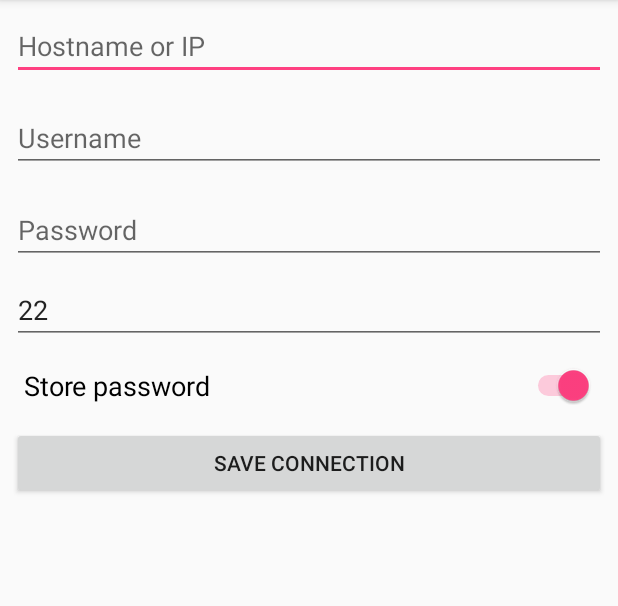
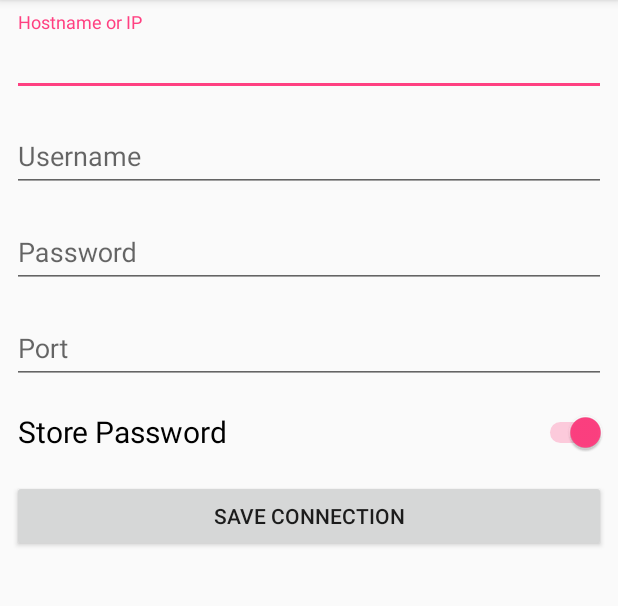
Before and after one commit to davidkroell/docker2go, an Android app: the ConnectionDetailsActivity screen opened directly, with no data from a screen before it, on a phone screen of 412 x 824 dp, the part 84-690 px from its top. Run offline under Robolectric (Android 15) with nearby library versions, the phone set to English and light mode, and no system bars; our stand-ins replace data binding.

Commit message:
beautify view

```diff
--- a/app/src/main/res/layout/activity_connection_details.xml
+++ b/app/src/main/res/layout/activity_connection_details.xml
@@ -1,86 +1,100 @@
 <?xml version="1.0" encoding="utf-8"?>
-<layout>
-<android.support.constraint.ConstraintLayout xmlns:android="http://schemas.android.com/apk/res/android"
+<layout xmlns:android="http://schemas.android.com/apk/res/android"
     xmlns:app="http://schemas.android.com/apk/res-auto"
-    xmlns:tools="http://schemas.android.com/tools"
+    xmlns:tools="http://schemas.android.com/tools">
+<android.support.constraint.ConstraintLayout
     android:layout_width="match_parent"
     android:layout_height="match_parent"
     tools:context="at.htl_villach.docker2go.ConnectionDetailsActivity">
 
-    <EditText
-        android:id="@+id/editTextHostname"
-        android:layout_width="0dp"
+    <android.support.design.widget.TextInputLayout
+        android:id="@+id/layoutHostname"
+        android:layout_width="match_parent"
         android:layout_height="wrap_content"
         android:layout_marginEnd="8dp"
         android:layout_marginStart="8dp"
         android:layout_marginTop="8dp"
-        android:ems="10"
-        android:hint="Hostname or IP"
-        android:inputType="textPersonName"
         app:layout_constraintEnd_toEndOf="parent"
         app:layout_constraintStart_toStartOf="parent"
-        app:layout_constraintTop_toTopOf="parent" />
+        app:layout_constraintTop_toTopOf="parent">
+        <EditText
+            android:id="@+id/editTextHostname"
+            android:layout_width="match_parent"
+            android:layout_height="wrap_content"
+            android:hint="Hostname or IP"
+            android:inputType="textPersonName" />
+    </android.support.design.widget.TextInputLayout>
 
-    <EditText
-        android:id="@+id/editTextUsername"
-        android:layout_width="0dp"
-        android:layout_height="wrap_content"
-        android:layout_marginEnd="8dp"
-        android:layout_marginStart="8dp"
-        android:layout_marginTop="16dp"
-        android:ems="10"
-        android:hint="Username"
-        android:inputType="textPersonName"
-        app:layout_constraintEnd_toEndOf="parent"
-        app:layout_constraintStart_toStartOf="parent"
-        app:layout_constraintTop_toBottomOf="@+id/editTextHostname" />
-
-    <EditText
-        android:id="@+id/editTextPassword"
-        android:layout_width="0dp"
-        android:layout_height="wrap_content"
-        android:layout_marginEnd="8dp"
-        android:layout_marginStart="8dp"
-        android:layout_marginTop="16dp"
-        android:ems="10"
-        android:hint="Password"
-        android:inputType="textPassword"
-        app:layout_constraintEnd_toEndOf="parent"
-        app:layout_constraintHorizontal_bias="0.0"
-        app:layout_constraintStart_toStartOf="parent"
-        app:layout_constraintTop_toBottomOf="@+id/editTextUsername" />
-
-    <EditText
-        android:id="@+id/editTextPort"
-        android:layout_width="0dp"
+    <android.support.design.widget.TextInputLayout
+        android:id="@+id/layoutUsername"
+        android:layout_width="match_parent"
         android:layout_height="wrap_content"
         android:layout_marginEnd="8dp"
         android:layout_marginStart="8dp"
         android:layout_marginTop="8dp"
-        android:ems="10"
-        android:hint="Port"
-        android:inputType="number"
-        android:text="22"
         app:layout_constraintEnd_toEndOf="parent"
         app:layout_constraintStart_toStartOf="parent"
-        app:layout_constraintTop_toBottomOf="@+id/editTextPassword" />
+        app:layout_constraintTop_toBottomOf="@+id/layoutHostname">
+        <EditText
+            android:id="@+id/editTextUsername"
+            android:layout_width="match_parent"
+            android:layout_height="wrap_content"
+            android:hint="Username"
+            android:inputType="textPersonName" />
+    </android.support.design.widget.TextInputLayout>
+
+    <android.support.design.widget.TextInputLayout
+        android:id="@+id/layoutPassword"
+        android:layout_width="match_parent"
+        android:layout_height="wrap_content"
+        android:layout_marginEnd="8dp"
+        android:layout_marginStart="8dp"
+        android:layout_marginTop="8dp"
+        app:layout_constraintEnd_toEndOf="parent"
+        app:layout_constraintStart_toStartOf="parent"
+        app:layout_constraintTop_toBottomOf="@+id/layoutUsername">
+        <EditText
+            android:id="@+id/editTextPassword"
+            android:layout_width="match_parent"
+            android:layout_height="wrap_content"
+            android:hint="Password"
+            android:inputType="textPassword" />
+    </android.support.design.widget.TextInputLayout>
+
+    <android.support.design.widget.TextInputLayout
+        android:id="@+id/layoutPort"
+        android:layout_width="match_parent"
+        android:layout_height="wrap_content"
+        android:layout_marginEnd="8dp"
+        android:layout_marginStart="8dp"
+        android:layout_marginTop="8dp"
+        app:layout_constraintEnd_toEndOf="parent"
+        app:layout_constraintStart_toStartOf="parent"
+        app:layout_constraintTop_toBottomOf="@+id/layoutPassword">
+        <EditText
+            android:id="@+id/editTextPort"
+            android:layout_width="match_parent"
+            android:layout_height="wrap_content"
+            android:hint="Port"
+            android:inputType="numberSigned" />
+    </android.support.design.widget.TextInputLayout>
 
     <Switch
-        android:id="@+id/switchSavePassword"
+        android:id="@+id/savePassword"
         android:layout_width="0dp"
-        android:layout_height="39dp"
-        android:layout_marginEnd="16dp"
-        android:layout_marginStart="16dp"
+        android:layout_height="48dp"
+        android:layout_marginEnd="8dp"
+        android:layout_marginStart="12dp"
         android:layout_marginTop="8dp"
         android:checked="true"
-        android:text="Store password"
-        android:textSize="18sp"
+        android:text="Store Password"
+        android:textSize="20sp"
         app:layout_constraintEnd_toEndOf="parent"
         app:layout_constraintStart_toStartOf="parent"
-        app:layout_constraintTop_toBottomOf="@+id/editTextPort" />
+        app:layout_constraintTop_toBottomOf="@+id/layoutPort" />
 
     <Button
-        android:id="@+id/buttonSave"
+        android:id="@+id/buttonSaveConnection"
         android:layout_width="0dp"
         android:layout_height="wrap_content"
         android:layout_marginEnd="8dp"
@@ -89,9 +103,8 @@
         android:onClick="onClick_buttonSave"
         android:text="Save Connection"
         app:layout_constraintEnd_toEndOf="parent"
-        app:layout_constraintHorizontal_bias="0.0"
         app:layout_constraintStart_toStartOf="parent"
-        app:layout_constraintTop_toBottomOf="@+id/switchSavePassword" />
+        app:layout_constraintTop_toBottomOf="@+id/savePassword" />
 
 </android.support.constraint.ConstraintLayout>
 </layout>
```
